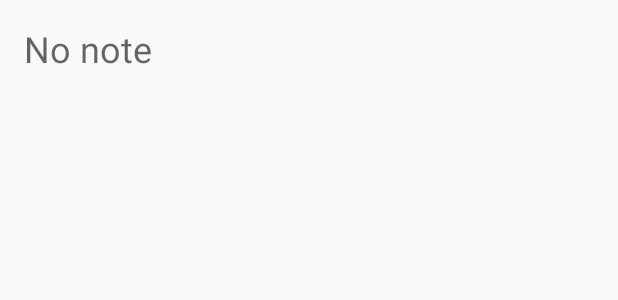
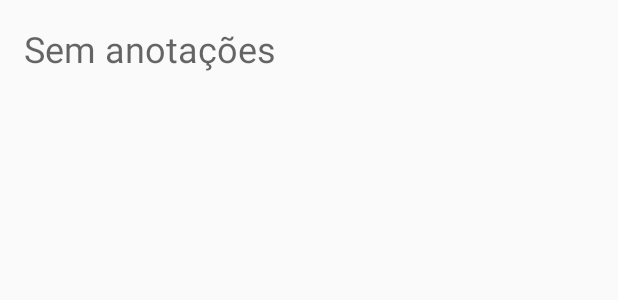
Before and after one commit to giampaolli/Listo, an Android app: the layout activity_note_preview.xml on its own in the app's theme, with its tools: preview values and no code run, on a phone screen of 412 x 824 dp. Shown: the top 300 px of the screen. Run offline under Robolectric (Android 15) with nearby library versions, the light colour scheme and no system bars.

Commit message:
Verificação de anotações vazias.

```diff
--- a/app/src/main/res/layout/activity_add_note.xml
+++ b/app/src/main/res/layout/activity_add_note.xml
@@ -28,6 +28,7 @@
         app:layout_constraintBottom_toBottomOf="parent"
         app:layout_constraintLeft_toLeftOf="parent"
         app:layout_constraintRight_toRightOf="parent" />
+
     <EditText
         android:id="@+id/noteEditText"
         android:layout_width="0dp"
@@ -35,7 +36,7 @@
         android:layout_margin="8dp"
         android:background="@null"
         android:gravity="top"
-        android:hint="Write note"
+        android:hint="Escreva uma anotação."
         app:layout_constraintBottom_toTopOf="@id/addNoteButton"
         app:layout_constraintLeft_toLeftOf="parent"
         app:layout_constraintRight_toRightOf="parent"
--- a/app/src/main/res/layout/activity_note_preview.xml
+++ b/app/src/main/res/layout/activity_note_preview.xml
@@ -5,12 +5,13 @@
     android:layout_height="match_parent"
     xmlns:tools="http://schemas.android.com/tools"
     tools:context=".activity.NotePreviewActivity">
+
     <TextView
         android:id="@+id/note"
         android:layout_width="0dp"
         android:layout_height="wrap_content"
         android:layout_margin="16dp"
-        android:hint="No note"
+        android:hint="Sem anotações"
         android:textSize="24sp"
         app:layout_constraintLeft_toLeftOf="parent"
         app:layout_constraintRight_toRightOf="parent"
```
Also changed, not shown: app/src/main/java/com/example/milenal/listoapp/activity/AddNoteActivity.java (+11 -5 lines).
